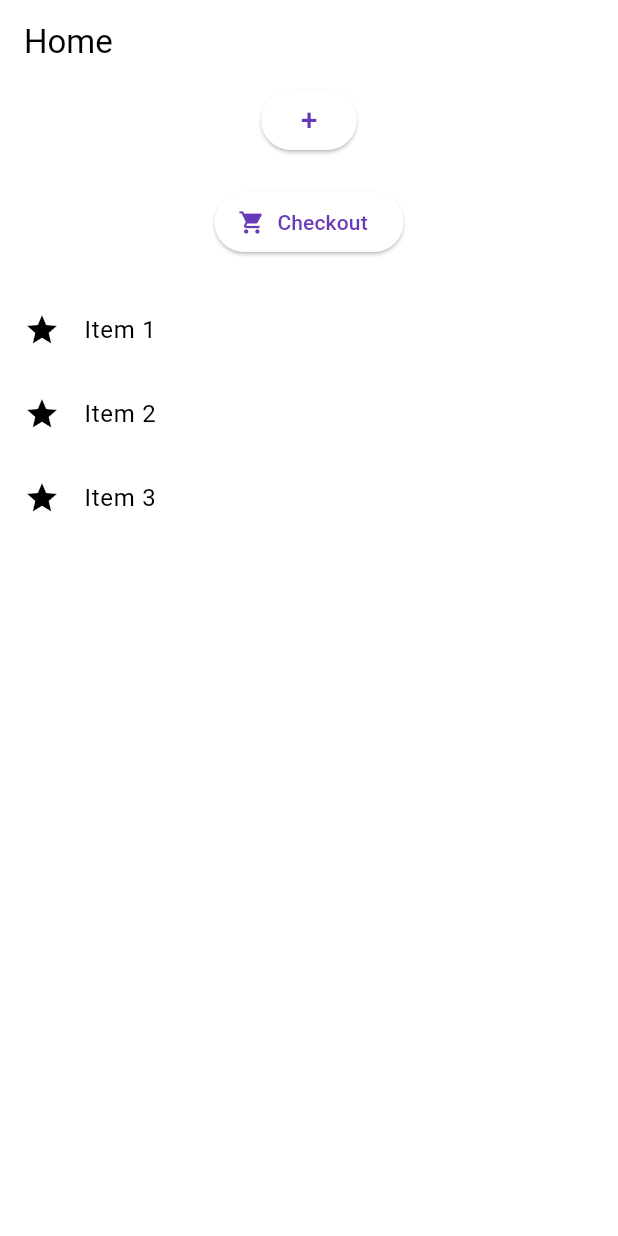
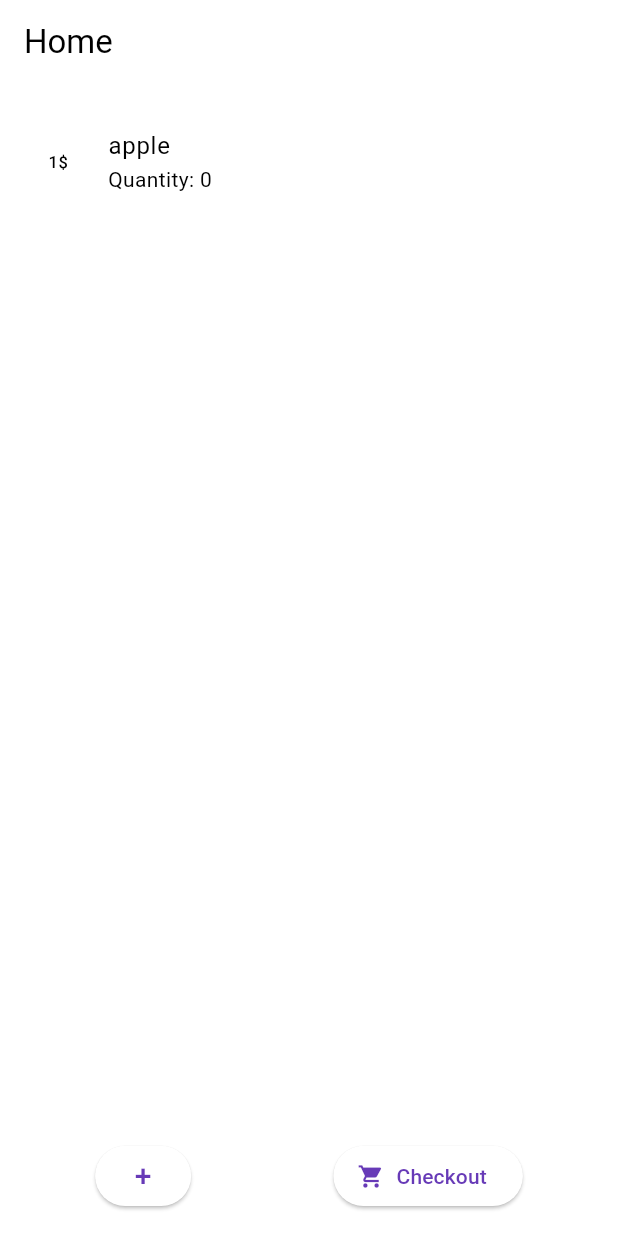
Before and after one commit to ayadav313/shop_n_scan, a Flutter app: the screen it shows after launch, on a phone screen of 412 x 824 dp. Run offline on Flutter 3.47's test engine with Material 3 defaults, Android fonts, the phone set to English and light mode, and no system bars.

Commit message:
chore(main.dart): add TODO comments for future tasks feat(main.dart): add support for barcode scanning logic feat(main.dart): add support for checking if barcode is in inventory and opening item details screen with item feat(main.dart): display inventory items with their prices and quantity in the cart feat(main.dart): implement plus button logic for scanning barcode feat(main.dart): implement cart button logic for checkout feat(main.dart): display item details screen with item name and price feat(main.dart): add input field for entering quantity in item details screen

```diff
--- a/lib/main.dart
+++ b/lib/main.dart
@@ -1,21 +1,38 @@
 import 'package:flutter/material.dart';
+import 'package:flutter/services.dart';
 
 void main() {
   runApp(MyApp());
 }
 
 class Item {
-  final String name;
-  const Item(this.name);
+  // This class represents grocery store items
+
+  final String name, barcode;
+  final int price;
+  const Item(this.name, this.barcode, this.price);
 }
 
+class Sale {
+  final Item item;
+  int quantity;
+
+  Sale(this.item, this.quantity);
+}
+
+//TODO connect to firebase
+
+//TODO get firestore inventory collection
+
+//TODO handle payments
+
 class MyApp extends StatelessWidget {
-  final List<Item> itemList = const [
-    Item('Item 1'),
-    Item('Item 2'),
-    Item('Item 3'),
-    // Add more items as needed
+  final List<Item> items = [
+    Item("apple", "barcode", 1),
+    // Add more items to the items list if needed
   ];
+
+  final List<Sale> cart = [];
 
   @override
   Widget build(BuildContext context) {
@@ -23,18 +40,22 @@ class MyApp extends StatelessWidget {
       title: 'Shop and Scan',
       theme: ThemeData(
         colorScheme: ColorScheme.fromSwatch(primarySwatch: Colors.deepPurple),
-        // Adjust the theme as needed
       ),
-      home: MyHomePage(title: 'Home', itemList: itemList),
+      home: MyHomePage(title: 'Home', inventory: items, cart: cart),
     );
   }
 }
 
 class MyHomePage extends StatefulWidget {
   final String title;
-  final List<Item> itemList;
+  final List<Item> inventory;
+  final List<Sale> cart;
 
-  MyHomePage({Key? key, required this.title, required this.itemList})
+  MyHomePage(
+      {Key? key,
+      required this.title,
+      required this.inventory,
+      required this.cart})
       : super(key: key);
 
   @override
@@ -43,8 +64,9 @@ class MyHomePage extends StatefulWidget {
 
 class _MyHomePageState extends State<MyHomePage> {
   void _scanBarcode() {
-    // Add barcode scanning logic here
+    // TODO: Add barcode scanning logic here
     print('Scanning barcode...');
+    // TODO: if good, check if barcode in inventory and open item details screen with item
   }
 
   @override
@@ -53,21 +75,47 @@ class _MyHomePageState extends State<MyHomePage> {
       appBar: AppBar(
         title: Text(widget.title),
       ),
-      body: Center(
+      body: Padding(
+        padding: EdgeInsets.all(16.0),
+        child: Center(
           child: Column(
             mainAxisAlignment: MainAxisAlignment.center,
+            children: [
+              Expanded(
+                child: ListView.builder(
+                  itemCount: widget.inventory.length,
+                  itemBuilder: (context, index) {
+                    return ListTile(
+                      leading: Text("${widget.inventory[index].price}\$"),
+                      title: Column(
+                        crossAxisAlignment: CrossAxisAlignment.start,
+                        children: [
+                          Text(widget.inventory[index].name),
+                        ],
+                      ),
+                      subtitle: Text(
+                          "Quantity: ${widget.cart.where((sale) => sale.item == widget.inventory[index]).length}"),
+                      onTap: () {
+                        // Implement onTap action if needed
+                      },
+                    );
+                  },
+                ),
+              ),
+              Row(
+                mainAxisAlignment: MainAxisAlignment.spaceAround,
                 children: [
                   ElevatedButton(
                     onPressed: () {
                       // Add your logic for the plus button here
                       print('Plus button pressed!');
+                      _scanBarcode();
                     },
                     child: Text(
                       '+',
                       style: TextStyle(fontSize: 20.0),
                     ),
                   ),
-            SizedBox(height: 20.0),
                   ElevatedButton.icon(
                     onPressed: () {
                       // Add your logic for the cart button here
@@ -76,34 +124,17 @@ class _MyHomePageState extends State<MyHomePage> {
                     icon: Icon(Icons.shopping_cart),
                     label: Text('Checkout'),
                   ),
-            SizedBox(height: 20.0),
-            Expanded(
-              child: ListView.builder(
-                itemCount: widget.itemList.length,
-                itemBuilder: (context, index) {
-                  return ListTile(
-                    leading: Icon(Icons.star),
-                    title: Text(widget.itemList[index].name),
-                    onTap: () {
-                      // Navigate to a new view
-                      Navigator.push(
-                        context,
-                        MaterialPageRoute(
-                          builder: (context) =>
-                              DetailScreen(widget.itemList[index]),
-                        ),
-                      );
-                    },
-                  );
-                },
-              ),
+                ],
               ),
             ],
+          ),
         ),
       ),
     );
   }
 }
+
+//TODO item detail screen
 
 class DetailScreen extends StatelessWidget {
   final Item item;
@@ -116,18 +147,22 @@ class DetailScreen extends StatelessWidget {
       appBar: AppBar(
         title: Text('Item Details'),
       ),
-      body: Center(
+      body: Container(
+          padding: const EdgeInsets.all(45),
           child: Column(
             mainAxisAlignment: MainAxisAlignment.center,
             children: [
-            Text(
-              'Item: ${item.name}',
-              style: TextStyle(fontSize: 20.0),
+              Text(item.name),
+              Text("${item.price}\$"),
+              TextField(
+                decoration: InputDecoration(labelText: "Enter quantity"),
+                keyboardType: TextInputType.number,
+                inputFormatters: <TextInputFormatter>[
+                  FilteringTextInputFormatter.digitsOnly
+                ], // Only numbers can be entered
               ),
-            // You can add more details or widgets here
             ],
-        ),
-      ),
+          )),
     );
   }
 }
```
Lines whose indentation alone changed are shown as unchanged.
